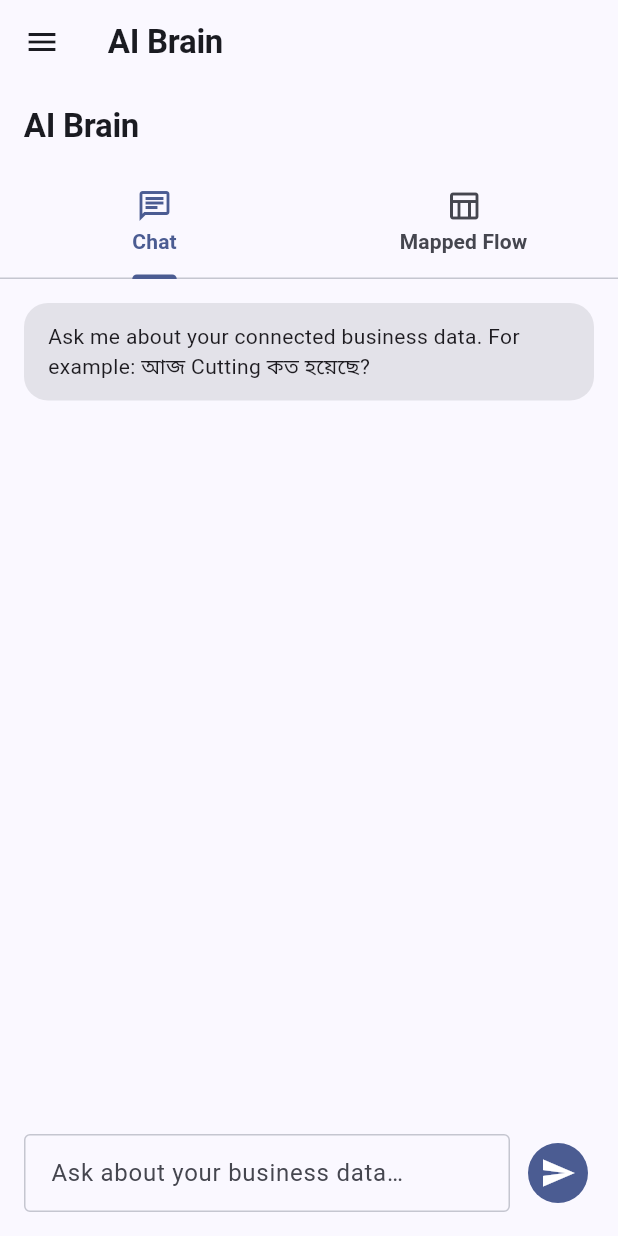
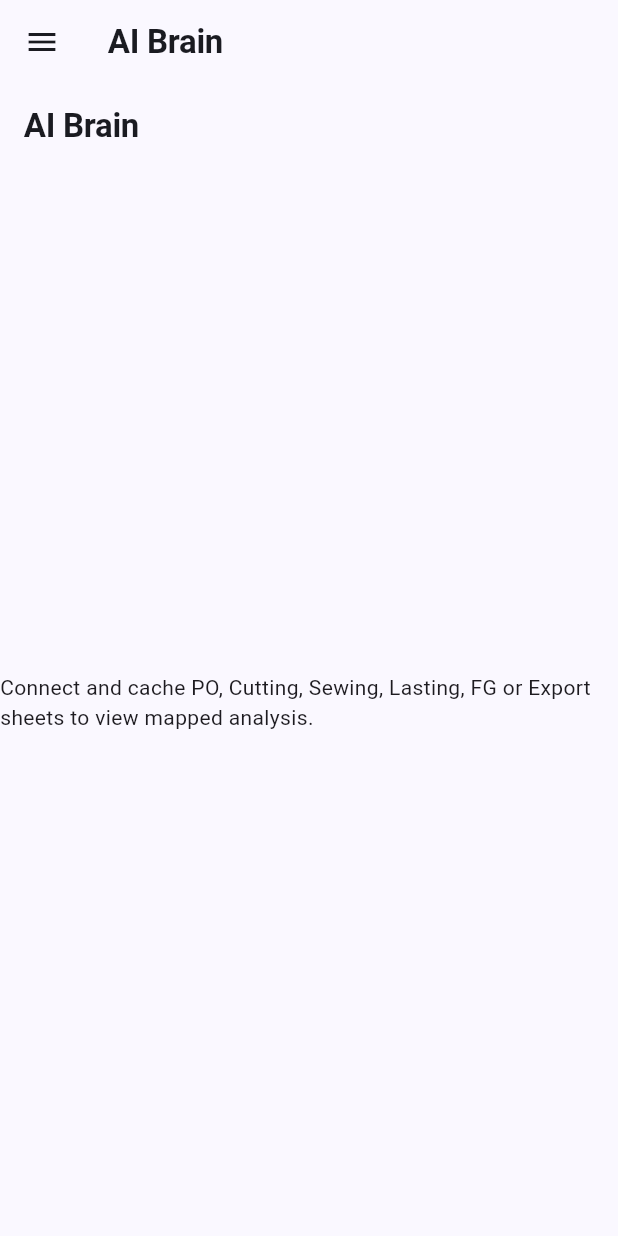
Before and after one commit to MdEnamulHaque007/BizBrain, a Flutter app: the AiBrainScreen screen opened by its route, on a phone screen of 412 x 824 dp. Run offline on Flutter 3.47's test engine with Material 3 defaults, Android fonts, the phone set to English and light mode, and no system bars; our stand-ins replace cloud_firestore, firebase_auth, firebase_core, flutter_riverpod, go_router, hive and 2 more; missing offline and left inert: dart:js_interop; accounts and stored records are empty.

Commit message:
Restore mapped AI Brain view

```diff
--- a/lib/features/ai_brain/presentation/screens/ai_brain_screen.dart
+++ b/lib/features/ai_brain/presentation/screens/ai_brain_screen.dart
@@ -5,237 +5,116 @@ import 'package:bizbrain/features/data_sources/presentation/providers/google_she
 import 'package:flutter/material.dart';
 import 'package:flutter_riverpod/flutter_riverpod.dart';
 
-class AiBrainScreen extends ConsumerStatefulWidget {
+class AiBrainScreen extends ConsumerWidget {
   const AiBrainScreen({super.key});
 
   @override
-  ConsumerState<AiBrainScreen> createState() => _AiBrainScreenState();
-}
-
-class _AiBrainScreenState extends ConsumerState<AiBrainScreen> {
-  final _controller = TextEditingController();
-  final _messages = <_ChatMessage>[
-    const _ChatMessage(
-      text: 'Ask me about your connected business data. For example: আজ Cutting কত হয়েছে?',
-      isUser: false,
-    ),
-  ];
-
-  @override
-  void dispose() {
-    _controller.dispose();
-    super.dispose();
-  }
-
-  void _send(List<SheetCacheModel> sources) {
-    final question = _controller.text.trim();
-    if (question.isEmpty) return;
-    final answer = _answer(question, sources);
-    setState(() {
-      _messages.add(_ChatMessage(text: question, isUser: true));
-      _messages.add(_ChatMessage(text: answer, isUser: false));
-      _controller.clear();
-    });
-  }
-
-  String _answer(String question, List<SheetCacheModel> sources) {
-    final q = question.toLowerCase();
-    final stage = q.contains('cutting') || q.contains('কাটিং')
-        ? 'cutting'
-        : q.contains('sewing') || q.contains('সুইং') || q.contains('সোয়িং')
-            ? 'sewing'
-            : null;
-    if (stage == null) {
-      return 'আমি এখন Cutting ও Sewing data query করতে পারি। Department-এর নামসহ প্রশ্ন করুন।';
-    }
-
-    final source = sources.cast<SheetCacheModel?>().firstWhere(
-      (s) {
-        final name = '${s?.sourceLabel ?? ''} ${s?.sheetName ?? ''}'.toLowerCase();
-        return name.contains(stage);
-      },
-      orElse: () => null,
-    );
-    if (source == null) return '${stage == 'cutting' ? 'Cutting' : 'Sewing'} data source পাওয়া যায়নি।';
-
-    final date = _extractDate(question);
-    var total = 0.0;
-    var matched = 0;
-    for (final row in source.rows) {
-      if (date != null && !_rowMatchesDate(row, date)) continue;
-      final qty = _quantity(row);
-      if (qty == null) continue;
-      total += qty;
-      matched++;
-    }
-
-    if (date != null && matched == 0) {
-      return '${_dateLabel(date)} তারিখে ${stage == 'cutting' ? 'Cutting' : 'Sewing'} data পাওয়া যায়নি।';
-    }
-    final label = stage == 'cutting' ? 'Cutting' : 'Sewing';
-    final when = date == null ? 'connected data অনুযায়ী' : '${_dateLabel(date)} তারিখে';
-    return '$when মোট $label quantity ${_qty(total)} pairs।';
-  }
-
-  DateTime? _extractDate(String text) {
-    final iso = RegExp(r'(\\d{4})[-/](\\d{1,2})[-/](\\d{1,2})').firstMatch(text);
-    if (iso != null) return DateTime(int.parse(iso.group(1)!), int.parse(iso.group(2)!), int.parse(iso.group(3)!));
-    final dmy = RegExp(r'(\\d{1,2})[-/](\\d{1,2})[-/](\\d{4})').firstMatch(text);
-    if (dmy != null) return DateTime(int.parse(dmy.group(3)!), int.parse(dmy.group(2)!), int.parse(dmy.group(1)!));
-    return null;
-  }
-
-  bool _rowMatchesDate(Map<String, String> row, DateTime target) {
-    for (final entry in row.entries) {
-      if (!entry.key.toLowerCase().contains('date')) continue;
-      final value = entry.value.trim();
-      final parts = RegExp(r'(\\d{1,4})[-/](\\d{1,2})[-/](\\d{1,4})').firstMatch(value);
-      if (parts == null) continue;
-      final a = int.parse(parts.group(1)!);
-      final b = int.parse(parts.group(2)!);
-      final c = int.parse(parts.group(3)!);
-      final parsed = a > 31 ? DateTime(a, b, c) : DateTime(c, b, a);
-      if (parsed.year == target.year && parsed.month == target.month && parsed.day == target.day) return true;
-    }
-    return false;
-  }
-
-  double? _quantity(Map<String, String> row) {
-    const aliases = ['quantity', 'qty', 'pairs', 'order qty', 'order quantity'];
-    for (final entry in row.entries) {
-      final key = entry.key.trim().toLowerCase();
-      if (!aliases.contains(key)) continue;
-      return double.tryParse(entry.value.replaceAll(',', '').trim());
-    }
-    return null;
-  }
-
-  String _dateLabel(DateTime d) => '${d.day.toString().padLeft(2, '0')}-${d.month.toString().padLeft(2, '0')}-${d.year}';
-  String _qty(double v) => v == v.roundToDouble() ? v.toInt().toString() : v.toStringAsFixed(2);
-
-  @override
-  Widget build(BuildContext context) {
+  Widget build(BuildContext context, WidgetRef ref) {
     final sources = ref.watch(sourcesListProvider);
     return Scaffold(
       appBar: AppBar(title: const Text('AI Brain')),
       body: sources.when(
         loading: () => const Center(child: CircularProgressIndicator()),
-        error: (e, _) => Center(child: Text('Could not load business data: $e')),
-        data: (items) => DefaultTabController(
-          length: 2,
-          child: Column(
-          children: [
-            const TabBar(tabs: [Tab(icon: Icon(Icons.chat_outlined), text: 'Chat'), Tab(icon: Icon(Icons.table_chart_outlined), text: 'Mapped Flow')]),
-            Expanded(child: TabBarView(children: [
-              Column(children: [
-            Expanded(
-              child: ListView.builder(
-                padding: const EdgeInsets.all(16),
-                itemCount: _messages.length,
-                itemBuilder: (context, index) {
-                  final m = _messages[index];
-                  return Align(
-                    alignment: m.isUser ? Alignment.centerRight : Alignment.centerLeft,
-                    child: Container(
-                      constraints: const BoxConstraints(maxWidth: 720),
-                      margin: const EdgeInsets.only(bottom: 10),
-                      padding: const EdgeInsets.symmetric(horizontal: 16, vertical: 12),
-                      decoration: BoxDecoration(
-                        color: m.isUser ? Theme.of(context).colorScheme.primaryContainer : Theme.of(context).colorScheme.surfaceContainerHighest,
-                        borderRadius: BorderRadius.circular(16),
-                      ),
-                      child: Text(m.text),
-                    ),
-                  );
-                },
-              ),
-            ),
-            SafeArea(
-              top: false,
-              child: Padding(
-                padding: const EdgeInsets.all(16),
-                child: Row(
-                  children: [
-                    Expanded(
-                      child: TextField(
-                        controller: _controller,
-                        onSubmitted: (_) => _send(items),
-                        decoration: const InputDecoration(
-                          hintText: 'Ask about your business data…',
-                          border: OutlineInputBorder(),
-                        ),
-                      ),
-                    ),
-                    const SizedBox(width: 8),
-                    IconButton.filled(
-                      onPressed: () => _send(items),
-                      icon: const Icon(Icons.send),
-                      tooltip: 'Send',
-                    ),
-                  ],
-                ),
-              ),
-            ),
-          ],
-        ),
-              _MappedFlowTab(sources: items),
-            ])),
-          ],
-        ),
-        ),
+        error: (error, _) => Center(child: Text('Could not load cached sheets: $error')),
+        data: (items) => _MappedProductionFlowView(sources: items),
       ),
     );
   }
 }
 
-class _MappedFlowTab extends StatelessWidget {
-  const _MappedFlowTab({required this.sources});
+class _MappedProductionFlowView extends StatelessWidget {
+  const _MappedProductionFlowView({required this.sources});
   final List<SheetCacheModel> sources;
 
   @override
   Widget build(BuildContext context) {
     final tables = <ProductionStage, SheetTable>{};
     for (final source in sources) {
-      final stage = _stage(source);
+      final stage = _stageFor(source);
       if (stage == null || tables.containsKey(stage)) continue;
-      final headers = source.columns;
-      tables[stage] = SheetTable(
-        headers: headers,
-        rows: source.rows.map((r) => headers.map((h) => r[h] ?? '').toList()).toList(),
-        metadata: SheetSourceMetadata(spreadsheetId: source.sourceId, sheetName: source.sheetName, requestedRange: source.dataRange, sourceUrl: source.sheetUrl, loadedAt: source.fetchedAt),
+      tables[stage] = _toTable(source);
+    }
+    final records = ProductionFlowMapper().map(tables);
+
+    if (tables.isEmpty) {
+      return const Center(
+        child: Text('Connect and cache PO, Cutting, Sewing, Lasting, FG or Export sheets to view mapped analysis.'),
       );
     }
-    final records = ProductionFlowMapper().map(tables);
+
     return Padding(
       padding: const EdgeInsets.all(16),
-      child: Column(crossAxisAlignment: CrossAxisAlignment.start, children: [
-        Text('Mapped Production Flow', style: Theme.of(context).textTheme.headlineSmall),
-        Text('${tables.length} stages detected • ${records.length} mapped combinations'),
-        const SizedBox(height: 12),
-        Expanded(child: SingleChildScrollView(child: SingleChildScrollView(scrollDirection: Axis.horizontal, child: DataTable(
-          columns: const [DataColumn(label: Text('PO No')), DataColumn(label: Text('Article')), DataColumn(label: Text('Color')), DataColumn(label: Text('PO'), numeric: true), DataColumn(label: Text('Cutting'), numeric: true), DataColumn(label: Text('Sewing'), numeric: true), DataColumn(label: Text('Lasting'), numeric: true), DataColumn(label: Text('FG'), numeric: true), DataColumn(label: Text('Export'), numeric: true)],
-          rows: records.map((r) => DataRow(cells: [DataCell(Text(r.key.poNo)), DataCell(Text(r.key.article)), DataCell(Text(r.key.color)), DataCell(Text(_q(r.poQuantity))), DataCell(Text(_q(r.cuttingQuantity))), DataCell(Text(_q(r.sewingQuantity))), DataCell(Text(_q(r.lastingQuantity))), DataCell(Text(_q(r.fgQuantity))), DataCell(Text(_q(r.exportQuantity)))] )).toList(),
-        )))),
-      ]),
+      child: Column(
+        crossAxisAlignment: CrossAxisAlignment.start,
+        children: [
+          Text('Mapped Production Flow', style: Theme.of(context).textTheme.headlineSmall),
+          const SizedBox(height: 4),
+          Text('${tables.length} stages detected • ${records.length} PO/Article/Color combinations'),
+          const SizedBox(height: 16),
+          Expanded(
+            child: records.isEmpty
+                ? const Center(child: Text('Sheets were detected, but no rows matched PO No + Article + Color.'))
+                : SingleChildScrollView(
+                    child: SingleChildScrollView(
+                      scrollDirection: Axis.horizontal,
+                      child: DataTable(
+                        columns: const [
+                          DataColumn(label: Text('PO No')),
+                          DataColumn(label: Text('Article')),
+                          DataColumn(label: Text('Color')),
+                          DataColumn(label: Text('PO'), numeric: true),
+                          DataColumn(label: Text('Cutting'), numeric: true),
+                          DataColumn(label: Text('Sewing'), numeric: true),
+                          DataColumn(label: Text('Lasting'), numeric: true),
+                          DataColumn(label: Text('FG'), numeric: true),
+                          DataColumn(label: Text('Export'), numeric: true),
+                        ],
+                        rows: records.map((r) => DataRow(cells: [
+                          DataCell(Text(r.key.poNo)),
+                          DataCell(Text(r.key.article)),
+                          DataCell(Text(r.key.color)),
+                          DataCell(Text(_qty(r.poQuantity))),
+                          DataCell(Text(_qty(r.cuttingQuantity))),
+                          DataCell(Text(_qty(r.sewingQuantity))),
+                          DataCell(Text(_qty(r.lastingQuantity))),
+                          DataCell(Text(_qty(r.fgQuantity))),
+                          DataCell(Text(_qty(r.exportQuantity))),
+                        ])).toList(growable: false),
+                      ),
+                    ),
+                  ),
+          ),
+        ],
+      ),
     );
   }
 
-  static ProductionStage? _stage(SheetCacheModel s) {
-    final n = '${s.sourceLabel ?? ''} ${s.sheetName ?? ''}'.toLowerCase();
-    if (n.contains('cutting')) return ProductionStage.cutting;
-    if (n.contains('sewing')) return ProductionStage.sewing;
-    if (n.contains('lasting') || n.contains('production')) return ProductionStage.lasting;
-    if (n.contains('finished good') || n.contains('fg')) return ProductionStage.fg;
-    if (n.contains('export') || n.contains('shipment')) return ProductionStage.export;
-    if (n.contains('purchase order') || RegExp(r'(^|\\s)p\\.?o\\.?(\\s|$)').hasMatch(n)) return ProductionStage.po;
+  static ProductionStage? _stageFor(SheetCacheModel source) {
+    final name = '${source.sourceLabel ?? ''} ${source.sheetName ?? ''}'.toLowerCase();
+    if (name.contains('cutting')) return ProductionStage.cutting;
+    if (name.contains('sewing')) return ProductionStage.sewing;
+    if (name.contains('lasting') || name.contains('production')) return ProductionStage.lasting;
+    if (name.contains('finished good') || name.contains('fg')) return ProductionStage.fg;
+    if (name.contains('export') || name.contains('shipment')) return ProductionStage.export;
+    if (RegExp(r'(^|\\s)p\\.?o\\.?(\\s|$)').hasMatch(name) || name.contains('purchase order')) return ProductionStage.po;
     return null;
   }
 
-  static String _q(double v) => v == v.roundToDouble() ? v.toInt().toString() : v.toStringAsFixed(2);
+  static SheetTable _toTable(SheetCacheModel source) {
+    final headers = source.columns;
+    final rows = source.rows.map((record) => headers.map((h) => record[h] ?? '').toList()).toList(growable: false);
+    return SheetTable(
+      headers: headers,
+      rows: rows,
+      metadata: SheetSourceMetadata(
+        spreadsheetId: source.sourceId,
+        sheetName: source.sheetName,
+        requestedRange: source.dataRange,
+        sourceUrl: source.sheetUrl,
+        loadedAt: source.fetchedAt,
+      ),
+    );
+  }
+
+  static String _qty(double value) => value == value.roundToDouble() ? value.toInt().toString() : value.toStringAsFixed(2);
 }
-
-class _ChatMessage {
-  const _ChatMessage({required this.text, required this.isUser});
-  final String text;
-  final bool isUser;
-}
```
